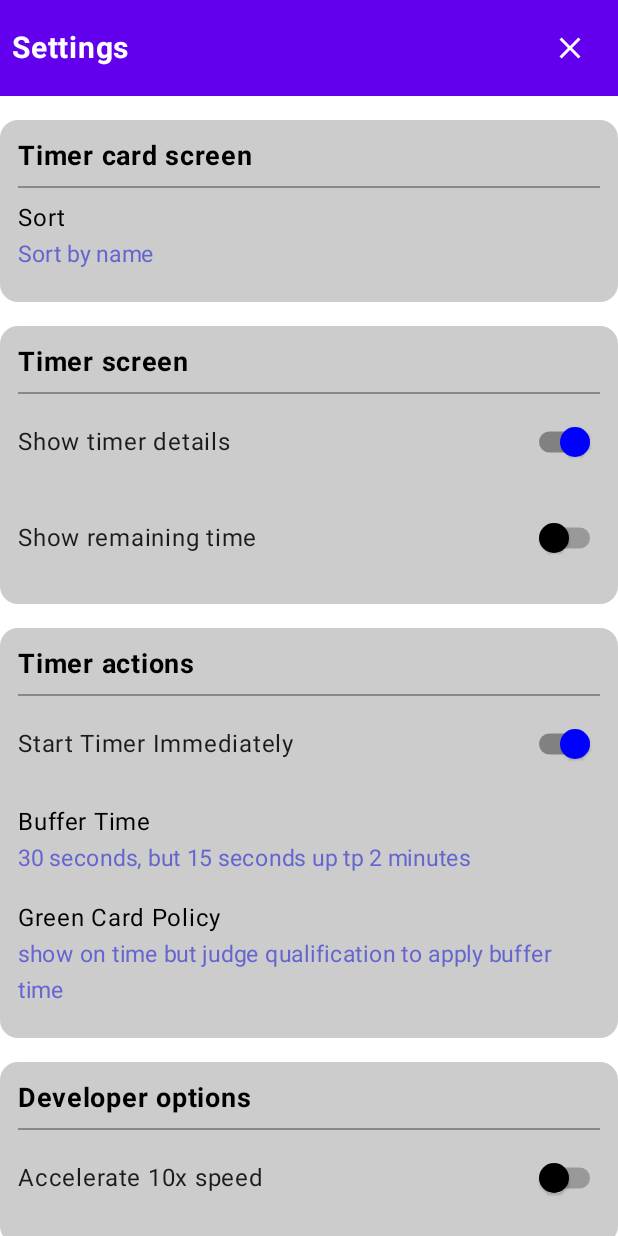
After one commit to Seonyoungkyu/toastmaster, an Android app built with Jetpack Compose: the PreferencesActivity screen opened directly, with no data from a screen before it, on a phone screen of 412 x 824 dp. The commit adds this screen. Run offline under Robolectric (Android 15) with nearby library versions, the phone set to English and light mode, and no system bars; our stand-ins replace Dagger/Hilt's generated code.

Commit message:
implement settings.

```diff
--- a/app/build.gradle.kts
+++ b/app/build.gradle.kts
@@ -63,6 +63,7 @@ dependencies {
     implementation("androidx.navigation:navigation-fragment-ktx:2.7.5")
     implementation("androidx.navigation:navigation-ui-ktx:2.7.5")
     implementation("com.google.dagger:hilt-android:2.49")
+    implementation("androidx.preference:preference-ktx:1.2.1")
     ksp("com.google.dagger:hilt-android-compiler:2.49")
     implementation("androidx.compose.compiler:compiler:1.5.6")
     implementation("androidx.compose.runtime:runtime-livedata:1.5.4")
@@ -71,6 +72,7 @@ dependencies {
     implementation("androidx.compose.material:material:1.5.4")
     implementation("androidx.room:room-runtime:2.6.1")
     implementation("com.airbnb.android:lottie:5.0.3")
+    implementation("androidx.datastore:datastore-preferences:1.0.0")
     ksp("androidx.room:room-compiler:2.6.1")
     testImplementation("junit:junit:4.13.2")
     androidTestImplementation("androidx.test.ext:junit:1.1.5")
--- a/app/src/main/AndroidManifest.xml
+++ b/app/src/main/AndroidManifest.xml
@@ -37,6 +37,12 @@
             android:theme="@style/Theme.AppCompat.DayNight.DarkActionBar"
             >
         </activity>
+        <activity
+            android:name=".ui.preference.PreferencesActivity"
+            android:exported="false"
+            android:theme="@style/Theme.ToastMaster.NoActionBar"
+            >
+        </activity>
     </application>
 
 </manifest>
--- /dev/null
+++ b/app/src/main/java/com/ykseon/toastmaster/model/Preferences.kt
@@ -0,0 +1,63 @@
+package com.ykseon.toastmaster.model
+
+import android.content.Context
+import android.util.Log
+import androidx.datastore.core.DataStore
+import androidx.datastore.preferences.core.Preferences
+import androidx.datastore.preferences.core.booleanPreferencesKey
+import androidx.datastore.preferences.core.edit
+import androidx.datastore.preferences.core.intPreferencesKey
+import androidx.datastore.preferences.preferencesDataStore
+import com.ykseon.toastmaster.di.ApplicationScope
+import dagger.hilt.android.qualifiers.ApplicationContext
+import kotlinx.coroutines.CoroutineScope
+import kotlinx.coroutines.Dispatchers
+import kotlinx.coroutines.flow.Flow
+import kotlinx.coroutines.flow.first
+import kotlinx.coroutines.flow.map
+import kotlinx.coroutines.launch
+import kotlinx.coroutines.withContext
+import javax.inject.Inject
+import javax.inject.Singleton
+
+private const val TAG = "SettingsPreferences"
+@Singleton
+class SettingsPreferences @Inject constructor(
+    @ApplicationContext val context: Context,
+    @ApplicationScope private val scope: CoroutineScope,
+) {
+    fun <T> getValue(key: Preferences.Key<T>, defaultValue: T): Flow<T> {
+        return context.dataStore.data.map {
+            it[key] ?: defaultValue
+        }
+    }
+
+    suspend fun <T> getValueImmediate(key: Preferences.Key<T>): T? {
+        val dataStoreValue = context.dataStore.data.first()
+        val value = dataStoreValue[key]
+
+        // Optional: Log the snapshot to help with debugging
+        Log.i(TAG, "DataStore snapshot: $dataStoreValue")
+
+        return value
+    }
+
+    fun <T> saveValue(key: Preferences.Key<T>, value: T) {
+        scope.launch {
+            context.dataStore.edit {
+                it[key] = value
+            }
+        }
+    }
+    companion object {
+        private val Context.dataStore: DataStore<Preferences> by preferencesDataStore("settings")
+
+        val KEY_SHOW_TIMER_DETAIL_INFO = booleanPreferencesKey("show_timer_detail_info")
+        val KEY_START_TIMER_IMMEDIATE = booleanPreferencesKey("start_timer_immediate")
+        val KEY_BUFFER_TIME = intPreferencesKey("buffer_time_policy")
+        val KEY_GREEN_CARD_POLICY = intPreferencesKey("buffer_time_policy")
+        val KEY_SORT_TYPE = intPreferencesKey("sort_type")
+        val KEY_ACCELERATION = booleanPreferencesKey("acceleration")
+        val KEY_SHOW_REMAINING_TIME = booleanPreferencesKey("show_remaining_time")
+    }
+}
--- /dev/null
+++ b/app/src/main/java/com/ykseon/toastmaster/ui/preference/PreferencesActivity.kt
@@ -0,0 +1,302 @@
+package com.ykseon.toastmaster.ui.preference
+
+import android.annotation.SuppressLint
+import android.os.Bundle
+import androidx.activity.viewModels
+import androidx.appcompat.app.AppCompatActivity
+import androidx.compose.foundation.background
+import androidx.compose.foundation.clickable
+import androidx.compose.foundation.isSystemInDarkTheme
+import androidx.compose.foundation.layout.Arrangement
+import androidx.compose.foundation.layout.Box
+import androidx.compose.foundation.layout.Column
+import androidx.compose.foundation.layout.Row
+import androidx.compose.foundation.layout.Spacer
+import androidx.compose.foundation.layout.fillMaxSize
+import androidx.compose.foundation.layout.fillMaxWidth
+import androidx.compose.foundation.layout.height
+import androidx.compose.foundation.layout.padding
+import androidx.compose.foundation.layout.wrapContentHeight
+import androidx.compose.foundation.rememberScrollState
+import androidx.compose.foundation.shape.RoundedCornerShape
+import androidx.compose.foundation.verticalScroll
+import androidx.compose.material.Divider
+import androidx.compose.material.DropdownMenu
+import androidx.compose.material.DropdownMenuItem
+import androidx.compose.material.Icon
+import androidx.compose.material.IconButton
+import androidx.compose.material.MaterialTheme
+import androidx.compose.material.Scaffold
+import androidx.compose.material.Surface
+import androidx.compose.material.Switch
+import androidx.compose.material.SwitchDefaults
+import androidx.compose.material.Text
+import androidx.compose.material.icons.Icons
+import androidx.compose.material.icons.filled.Close
+import androidx.compose.runtime.Composable
+import androidx.compose.runtime.LaunchedEffect
+import androidx.compose.runtime.collectAsState
+import androidx.compose.runtime.getValue
+import androidx.compose.runtime.mutableIntStateOf
+import androidx.compose.runtime.mutableStateOf
+import androidx.compose.runtime.remember
+import androidx.compose.runtime.setValue
+import androidx.compose.ui.Alignment
+import androidx.compose.ui.Modifier
+import androidx.compose.ui.graphics.Color
+import androidx.compose.ui.platform.ComposeView
+import androidx.compose.ui.platform.LocalContext
+import androidx.compose.ui.res.stringArrayResource
+import androidx.compose.ui.text.font.FontWeight
+import androidx.compose.ui.unit.dp
+import androidx.compose.ui.unit.sp
+import com.ykseon.toastmaster.R
+import com.ykseon.toastmaster.ui.theme.PastelBlue1
+import com.ykseon.toastmaster.ui.theme.PastelBlue3
+import com.ykseon.toastmaster.ui.theme.PastelDarkBlue3
+import com.ykseon.toastmaster.ui.theme.TimerTheme
+import dagger.hilt.android.AndroidEntryPoint
+import kotlinx.coroutines.flow.Flow
+import kotlinx.coroutines.flow.StateFlow
+
+@AndroidEntryPoint
+class PreferencesActivity : AppCompatActivity() {
+
+    private val preferencesViewModel by viewModels<PreferencesViewModel>()
+
+    override fun onCreate(savedInstanceState: Bundle?) {
+        super.onCreate(savedInstanceState)
+
+        val composeView = ComposeView(this)
+        composeView.setContent {
+            TimerTheme {
+                Surface(color = MaterialTheme.colors.background) {
+                    PreferencesScreen(preferencesViewModel)
+                }
+            }
+        }
+        setContentView(composeView)
+    }
+}
+
+@SuppressLint("UnusedMaterialScaffoldPaddingParameter")
+@Composable
+fun PreferencesScreen(viewModel: PreferencesViewModel) {
+    val bufferTimes = stringArrayResource(id = R.array.buffer_times).toList()
+    val greenCardPolicies = stringArrayResource(id = R.array.green_card_policies).toList()
+    val sortTypes = stringArrayResource(id = R.array.sort_type).toList()
+    val showTimerDetails = viewModel.showTimerDetails.collectAsState()
+    val showRemainingTime = viewModel.showRemainingTime.collectAsState()
+    val acceleration = viewModel.acceleration.collectAsState()
+    val startTimerImmediate = viewModel.startTimerImmediate.collectAsState()
+
+    Scaffold(
+        topBar = {
+            Header("Settings")
+        }
+
+    ) {
+        Column(
+            modifier = Modifier
+                .fillMaxSize()
+                .verticalScroll(rememberScrollState())
+                .padding(top = 16.dp, bottom = 16.dp)
+                .background(MaterialTheme.colors.background),
+        ) {
+            PreferenceSection("Timer card screen") {
+                DropdownPreference(
+                    title = "Sort",
+                    items = sortTypes,
+                    onItemSelected = { viewModel.setSortType(sortTypes.indexOf(it)) },
+                    selectedString = sortTypes[viewModel.sortType.collectAsState().value]
+                )
+            }
+            Spacer(modifier = Modifier.height(16.dp))
+
+            PreferenceSection("Timer screen") {
+                SwitchPreference(
+                    title = "Show timer details",
+                    checked = showTimerDetails.value,
+                    onCheckedChange = { viewModel.setShowTimerDetails(it) }
+                )
+                SwitchPreference(
+                    title = "Show remaining time ",
+                    checked = showRemainingTime.value,
+                    onCheckedChange = { viewModel.setShowRemainingTime(it) }
+                )
+            }
+
+            Spacer(modifier = Modifier.height(16.dp))
+
+            PreferenceSection("Timer actions") {
+                SwitchPreference(
+                    title = "Start Timer Immediately",
+                    checked = startTimerImmediate.value,
+                    onCheckedChange = { viewModel.setStartTimerImmediate(it) }
+                )
+
+                DropdownPreference(
+                    title = "Buffer Time",
+                    items = bufferTimes,
+                    onItemSelected = { viewModel.setBufferTime(bufferTimes.indexOf(it)) },
+                    selectedString = bufferTimes[viewModel.bufferTime.collectAsState().value]
+                )
+                DropdownPreference(
+                    title = "Green Card Policy",
+                    items = greenCardPolicies,
+                    onItemSelected = { viewModel.setGreenCardPolicy(greenCardPolicies.indexOf(it)) },
+                    selectedString = greenCardPolicies[viewModel.greenCardPolicy.collectAsState().value]
+                )
+            }
+
+            Spacer(modifier = Modifier.height(16.dp))
+
+            PreferenceSection("Developer options") {
+                SwitchPreference(
+                    title = "Accelerate 10x speed",
+                    checked = acceleration.value,
+                    onCheckedChange = { viewModel.setAcceleration(it) }
+                )
+            }
+        }
+    }
+}
+
+
+@Composable
+fun SwitchPreference(
+    title: String,
+    checked: Boolean,
+    onCheckedChange: (Boolean) -> Unit
+) {
+    // Define the switch colors based on the switch state
+    val switchColors = SwitchDefaults.colors(
+        checkedThumbColor = if(isSystemInDarkTheme()) PastelBlue3 else Color.Blue,
+        checkedTrackColor = if(isSystemInDarkTheme()) Color.LightGray else Color.DarkGray,
+        uncheckedThumbColor = if(isSystemInDarkTheme()) Color.White else Color.Black,
+        uncheckedTrackColor = if(isSystemInDarkTheme()) Color.LightGray else Color.DarkGray
+    )
+
+    Row(
+        modifier = Modifier
+            .fillMaxWidth()
+            .padding(vertical = 8.dp),
+        verticalAlignment = Alignment.CenterVertically,
+        horizontalArrangement = Arrangement.SpaceBetween
+    ) {
+        Text(text = title, modifier = Modifier.weight(1f))
+        Switch(
+            checked = checked,
+            onCheckedChange = { newCheckedState ->
+                onCheckedChange(newCheckedState)
+            },
+            colors = switchColors
+        )
+    }
+}
+
+@Composable
+fun Header(title: String) {
+    val context = LocalContext.current
+
+    Box( modifier = Modifier
+        .fillMaxWidth()
+        .background(MaterialTheme.colors.primary)
+    ) {
+        Row(
+            modifier = Modifier
+                .fillMaxWidth()
+                .padding(8.dp)
+                .background(MaterialTheme.colors.primary),
+            verticalAlignment = Alignment.CenterVertically,
+            horizontalArrangement = Arrangement.SpaceBetween,
+        ) {
+            Text(
+                text = title,
+                fontSize = 20.sp,
+                fontWeight = FontWeight.Bold,
+                color = MaterialTheme.colors.onPrimary
+            )
+            IconButton(onClick = {
+                (context as? PreferencesActivity)?.finish()
+            }) {
+                Icon(Icons.Default.Close, "close", tint = MaterialTheme.colors.onPrimary)
+            }
+        }
+    }
+}
+
+@Composable
+fun PreferenceSection(title: String, content: @Composable () -> Unit) {
+    Column(
+        modifier = Modifier
+            .fillMaxWidth()
+            .background(color = MaterialTheme.colors.surface, shape = RoundedCornerShape(12.dp))
+            .padding(12.dp)
+    ) {
+        Text(
+            text = title,
+            fontSize = 18.sp,
+            fontWeight = FontWeight.Bold,
+            color = MaterialTheme.colors.onSurface,
+            modifier = Modifier.padding(bottom = 8.dp)
+        )
+        Divider(modifier = Modifier.height(1.dp), color = Color.Gray)
+        content()
+    }
+
+}
+
+@Composable
+fun DropdownPreference(
+    title: String,
+    items: List<String>,
+    onItemSelected: (String) -> Unit,
+    selectedString: String
+) {
+    var expanded by remember { mutableStateOf(false) }
+
+    Column(
+        modifier = Modifier
+            .fillMaxWidth()
+            .wrapContentHeight()
+            .clickable {
+                expanded = true
+            }
+            .padding(vertical = 8.dp),
+        verticalArrangement = Arrangement.Top
+    ) {
+        Text(
+            modifier = Modifier
+                .fillMaxWidth(),
+            text = title,
+            color = MaterialTheme.colors.onSurface,
+        )
+        Box(modifier = Modifier.fillMaxWidth()
+        ) {
+            Text(
+                text = selectedString,
+                color = if (isSystemInDarkTheme()) PastelBlue1 else PastelDarkBlue3,
+                fontSize = 15.sp
+            )
+            DropdownMenu(
+                expanded = expanded,
+                onDismissRequest = { expanded = false },
+                modifier = Modifier.background(MaterialTheme.colors.surface)
+            ) {
+                for ((index, item) in items.withIndex()) {
+                    DropdownMenuItem(
+                        onClick = {
+                            onItemSelected(item)
+                            expanded = false
+                        }
+                    ) {
+                        Text(text = item,
+                            color = MaterialTheme.colors.onSurface
+                            )
+                    }
+                }
+            }
+        }
+    }
+}
--- /dev/null
+++ b/app/src/main/java/com/ykseon/toastmaster/ui/preference/PreferencesViewModel.kt
@@ -0,0 +1,97 @@
+package com.ykseon.toastmaster.ui.preference
+
+import androidx.lifecycle.ViewModel
+import androidx.lifecycle.viewModelScope
+import com.ykseon.toastmaster.model.SettingsPreferences
+import com.ykseon.toastmaster.model.SettingsPreferences.Companion.KEY_ACCELERATION
+import com.ykseon.toastmaster.model.SettingsPreferences.Companion.KEY_BUFFER_TIME
+import com.ykseon.toastmaster.model.SettingsPreferences.Companion.KEY_GREEN_CARD_POLICY
+import com.ykseon.toastmaster.model.SettingsPreferences.Companion.KEY_SHOW_REMAINING_TIME
+import com.ykseon.toastmaster.model.SettingsPreferences.Companion.KEY_SHOW_TIMER_DETAIL_INFO
+import com.ykseon.toastmaster.model.SettingsPreferences.Companion.KEY_SORT_TYPE
+import com.ykseon.toastmaster.model.SettingsPreferences.Companion.KEY_START_TIMER_IMMEDIATE
+import dagger.hilt.android.lifecycle.HiltViewModel
+import kotlinx.coroutines.flow.SharingStarted
+import kotlinx.coroutines.flow.stateIn
+import javax.inject.Inject
+
+@HiltViewModel
+class PreferencesViewModel @Inject constructor(
+    private val settingsPreferences: SettingsPreferences,
+) : ViewModel() {
+
+    // region show timer details
+    val showTimerDetails =
+        settingsPreferences
+            .getValue(KEY_SHOW_TIMER_DETAIL_INFO, true)
+            .stateIn(viewModelScope, SharingStarted.Lazily, true)
+
+    fun setShowTimerDetails(value: Boolean) {
+        settingsPreferences.saveValue(KEY_SHOW_TIMER_DETAIL_INFO, value)
+    }
+    // endregion
+
+    // region start timer immediately
+    val startTimerImmediate =
+        settingsPreferences
+            .getValue(KEY_START_TIMER_IMMEDIATE, true)
+            .stateIn(viewModelScope, SharingStarted.Lazily, true)
+    fun setStartTimerImmediate(value: Boolean) {
+        settingsPreferences.saveValue(KEY_START_TIMER_IMMEDIATE, value)
+    }
+    // endregion
+
+    // region buffer time immediately
+    val bufferTime =
+        settingsPreferences
+            .getValue(KEY_BUFFER_TIME, 0)
+            .stateIn(viewModelScope, SharingStarted.Lazily, 0)
+
+    fun setBufferTime(value: Int) {
+        settingsPreferences.saveValue(KEY_BUFFER_TIME, value)
+    }
+    // endregion
+
+    // region green card policy
+    val greenCardPolicy =
+        settingsPreferences
+            .getValue(KEY_GREEN_CARD_POLICY, 0)
+            .stateIn(viewModelScope, SharingStarted.Lazily, 0)
+
+    fun setGreenCardPolicy(value: Int) {
+        settingsPreferences.saveValue(KEY_GREEN_CARD_POLICY, value)
+    }
+    // endregion
+
+    // region sort
+    val sortType =
+        settingsPreferences
+            .getValue(KEY_SORT_TYPE, 0)
+            .stateIn(viewModelScope, SharingStarted.Lazily, 0)
+
+    fun setSortType(value: Int) {
+        settingsPreferences.saveValue(KEY_SORT_TYPE, value)
+    }
+    // endregion
+
+    // region accelerate
+    val acceleration =
+        settingsPreferences
+            .getValue(KEY_ACCELERATION, false)
+            .stateIn(viewModelScope, SharingStarted.Lazily, false)
+    fun setAcceleration(value: Boolean) {
+        settingsPreferences.saveValue(KEY_ACCELERATION, value)
+    }
+    // endregion
+
+    // region accelerate
+    val showRemainingTime =
+        settingsPreferences
+            .getValue(KEY_SHOW_REMAINING_TIME, false)
+            .stateIn(viewModelScope, SharingStarted.Lazily, false)
+    fun setShowRemainingTime(value: Boolean) {
+        settingsPreferences.saveValue(KEY_SHOW_REMAINING_TIME, value)
+    }
+    // endregion
+
+}
--- a/app/src/main/java/com/ykseon/toastmaster/ui/theme/Theme.kt
+++ b/app/src/main/java/com/ykseon/toastmaster/ui/theme/Theme.kt
@@ -8,11 +8,15 @@ import androidx.compose.runtime.Composable
 import androidx.compose.ui.graphics.Color
 
 private val DarkColorPalette = darkColors(
+    primary = Color(0xFF6200EE),
+    onPrimary = Color.White,
     surface = Color.DarkGray,
-    onSurface = Color.LightGray
+    onSurface = Color.LightGray,
 )
 
 private val LightColorPalette = lightColors(
+    primary = Color(0xFF6200EE),
+    onPrimary = Color.White,
     surface = Color.LightGray,
     onSurface = Color.Black
 
--- a/app/src/main/res/layout/custom_timer_input_dialog.xml
+++ b/app/src/main/res/layout/custom_timer_input_dialog.xml
@@ -83,7 +83,7 @@
                 android:layout_width="160dp"
                 android:layout_height="wrap_content"
                 android:layout_marginStart="100dp"
-                android:entries="@array/spinnerItems"
+                android:entries="@array/spinner_items"
                 android:spinnerMode="dropdown" />
 
         </FrameLayout>
@@ -108,7 +108,7 @@
                 android:layout_width="160dp"
                 android:layout_height="wrap_content"
                 android:layout_marginStart="100dp"
-                android:entries="@array/spinnerItems"
+                android:entries="@array/spinner_items"
                 android:spinnerMode="dropdown" />
         </FrameLayout>
         <FrameLayout
@@ -132,7 +132,7 @@
                 android:layout_width="160dp"
                 android:layout_height="wrap_content"
                 android:layout_marginStart="100dp"
-                android:entries="@array/spinnerItems"
+                android:entries="@array/spinner_items"
                 android:spinnerMode="dropdown" />
         </FrameLayout>
     </LinearLayout>
--- a/app/src/main/res/layout/timer_activity_main.xml
+++ b/app/src/main/res/layout/timer_activity_main.xml
@@ -9,6 +9,7 @@
             type="com.ykseon.toastmaster.ui.timer.TimerViewModel" />
     </data>
     <androidx.constraintlayout.widget.ConstraintLayout
+        android:id="@+id/timer_main"
         android:layout_width="match_parent"
         android:layout_height="match_parent"
         android:background="@{safeUnbox(viewModel.backgroundColor)}"
--- a/app/src/main/res/menu/main.xml
+++ b/app/src/main/res/menu/main.xml
@@ -1,6 +1,11 @@
 <?xml version="1.0" encoding="utf-8"?>
 <menu xmlns:android="http://schemas.android.com/apk/res/android"
     xmlns:app="http://schemas.android.com/apk/res-auto">
+    <item
+        android:id="@+id/action_settings"
+        android:orderInCategory="100"
+        android:title="@string/action_settings"
+        app:showAsAction="never" />
     <item
         android:id="@+id/action_show_record"
         android:orderInCategory="100"
--- a/app/src/main/res/values/arrays.xml
+++ b/app/src/main/res/values/arrays.xml
@@ -6,7 +6,27 @@
         <item>Table Topic</item>
         <item>Debate</item>
     </string-array>
-    <string-array name="spinnerItems">
+
+    <string-array name="buffer_times">
+        <item>30 seconds, but 15 seconds up tp 2 minutes</item>
+        <item>15 seconds</item>
+        <item>30 seconds</item>
+        <item>40 seconds</item>
+    </string-array>
+
+    <string-array name="green_card_policies">
+        <item>show on time but judge qualification to apply buffer time</item>
+        <item>show on time </item>
+        <item>show earlier by buffer time</item>
+    </string-array>
+
+    <string-array name="sort_type">
+        <item>Sort by name</item>
+        <item>Sort by role</item>
+        <item>Sort by creation time</item>
+    </string-array>
+
+    <string-array name="spinner_items">
         <item>Unspecified</item>
         <item>1 min</item>
         <item>2 min</item>
```
Also changed, not shown: app/src/main/java/com/ykseon/toastmaster/MainActivity.kt (+10 -4 lines), app/src/main/java/com/ykseon/toastmaster/common/SortOption.kt (+4 -4 lines), app/src/main/java/com/ykseon/toastmaster/di/CorutineScopeModule.kt (added, +66 -0 lines), app/src/main/java/com/ykseon/toastmaster/ui/timer/TimerActivity.kt (+20 -5 lines), app/src/main/java/com/ykseon/toastmaster/ui/timer/TimerFragmentViewModel.kt (+17 -7 lines), app/src/main/java/com/ykseon/toastmaster/ui/timer/TimerViewModel.kt (+37 -4 lines), app/src/main/res/navigation/mobile_navigation.xml (+15 -15 lines), app/src/main/res/values/strings.xml (+16 -0 lines).
